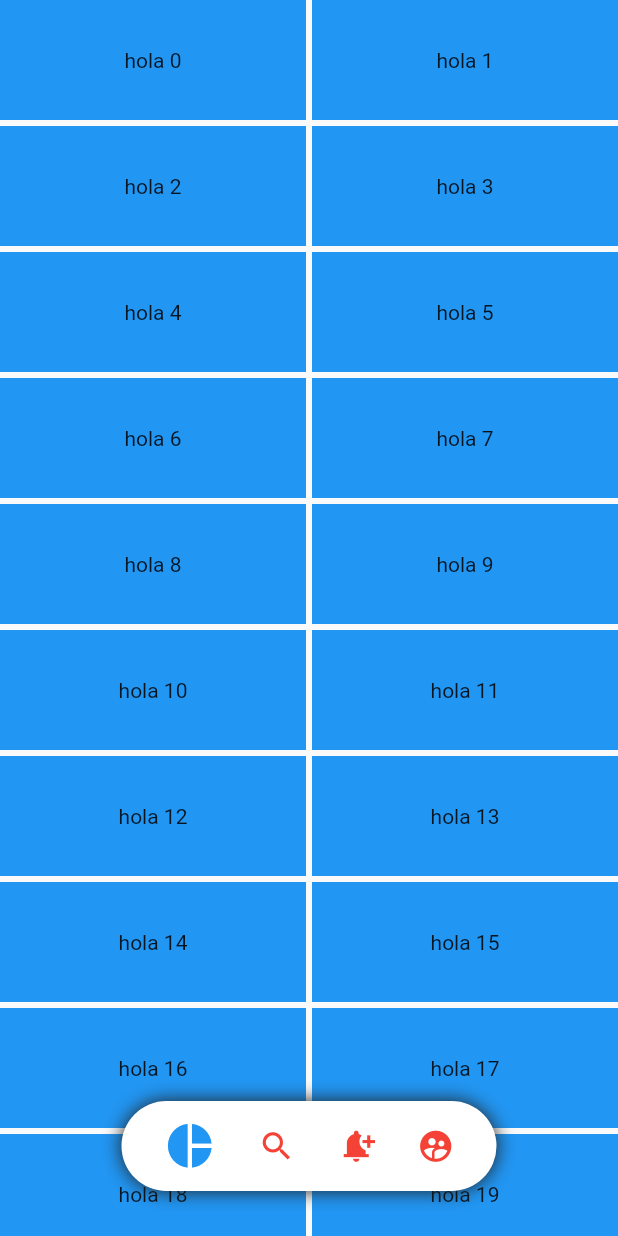
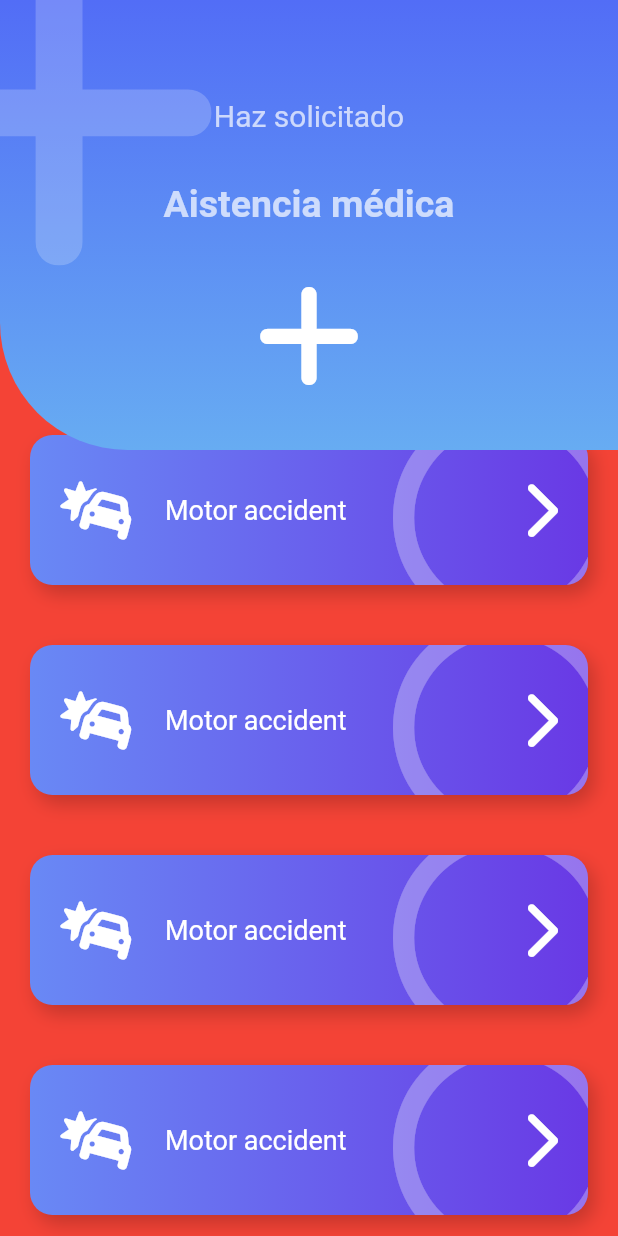
Before and after one commit to juanncode/animation_app, a Flutter app: the screen it shows after launch, on a phone screen of 412 x 824 dp. Run offline on Flutter 3.47's test engine with Material 2 defaults, Android fonts, the phone set to English and light mode, and no system bars; our stand-ins replace flutter_svg, font_awesome_flutter.

Commit message:
Create asistence medic layout

```diff
--- a/lib/main.dart
+++ b/lib/main.dart
@@ -1,5 +1,6 @@
 import 'package:animation_app/src/pages/animations_page.dart';
 import 'package:animation_app/src/labs/circular_progress_page.dart';
+import 'package:animation_app/src/pages/emergency/emergency_page.dart';
 import 'package:animation_app/src/pages/graficas_circulares_page.dart';
 import 'package:animation_app/src/pages/headers_page.dart';
 import 'package:animation_app/src/pages/pinterest_page.dart';
@@ -14,7 +15,7 @@ class MyApp extends StatelessWidget {
     return const MaterialApp(
       debugShowCheckedModeBanner: false,
       title: 'Material App',
-      home: PinterestPage()
+      home: EmergencyPage()
     );
   }
 }
--- /dev/null
+++ b/lib/src/pages/emergency/boton_gordo.dart
@@ -0,0 +1,103 @@
+import 'package:flutter/material.dart';
+import 'package:font_awesome_flutter/font_awesome_flutter.dart';
+
+class BotonGordo extends StatelessWidget {
+  final IconData icon;
+  final String texto;
+  final Color color1;
+  final Color color2;
+  final VoidCallback onPress;
+
+  const BotonGordo(
+      {super.key,
+      this.icon = FontAwesomeIcons.circle,
+      required this.texto,
+      this.color1 = Colors.grey,
+      this.color2 = Colors.blueGrey,
+      required this.onPress});
+
+  @override
+  Widget build(BuildContext context) {
+    return GestureDetector(
+      onTap: onPress,
+      child: Stack(children: [
+        _BotonGordoBackground(icon, color1, color2),
+        Row(
+          mainAxisAlignment: MainAxisAlignment.center,
+          children: [
+            SizedBox(
+              height: 140,
+              width: 40,
+            ),
+            FaIcon(
+              FontAwesomeIcons.carBurst,
+              color: Colors.white,
+              size: 40,
+            ),
+            SizedBox(width: 20),
+            Expanded(
+              child: Text(
+                "Motor accident",
+                style: TextStyle(color: Colors.white, fontSize: 18),
+              ),
+            ),
+            FaIcon(
+              FontAwesomeIcons.chevronRight,
+              color: Colors.white,
+              size: 40,
+            ),
+            SizedBox(width: 40),
+          ],
+        )
+      ]),
+    );
+  }
+}
+
+class _BotonGordoBackground extends StatelessWidget {
+  final IconData icon;
+  final Color color1;
+  final Color color2;
+  const _BotonGordoBackground(this.icon, this.color1, this.color2);
+
+  @override
+  Widget build(BuildContext context) {
+    return Container(
+      width: double.infinity,
+      height: 100,
+      margin: const EdgeInsets.all(20),
+      decoration: BoxDecoration(
+        color: Colors.blue,
+        boxShadow: [
+          BoxShadow(
+            color: Colors.black.withOpacity(0.2),
+            offset: Offset(4, 6),
+            blurRadius: 10,
+          )
+        ],
+        borderRadius: BorderRadius.circular(15),
+        gradient: LinearGradient(
+          colors: [
+            color1,
+            color2,
+          ],
+        ),
+      ),
+      child: ClipRRect(
+        borderRadius: BorderRadius.circular(15),
+        child: Stack(
+          children: [
+            Positioned(
+                right: -20,
+                top: -20,
+                child: FaIcon(
+                  this.icon,
+                  size: 150,
+                  color: Colors.white.withOpacity(0.3),
+                ))
+          ],
+        ),
+      ),
+    );
+  }
+}
--- /dev/null
+++ b/lib/src/pages/emergency/emergency_page.dart
@@ -0,0 +1,107 @@
+
+import 'package:animation_app/src/pages/emergency/boton_gordo.dart';
+import 'package:animation_app/src/pages/emergency/icon_header.dart';
+import 'package:flutter/material.dart';
+import 'package:font_awesome_flutter/font_awesome_flutter.dart';
+
+class EmergencyPage extends StatelessWidget {
+  const EmergencyPage({Key? key}) : super(key: key);
+
+  @override
+  Widget build(BuildContext context) {
+    return Scaffold(
+      backgroundColor: Colors.red,
+      body: Stack(
+        children: [
+          ListView(
+            physics: const BouncingScrollPhysics(),
+              children: [
+                SizedBox(height: 270),
+                BotonGordoTmp(),
+                BotonGordoTmp(),
+                BotonGordoTmp(),
+                BotonGordoTmp(),
+                BotonGordoTmp(),
+                BotonGordoTmp(),
+                BotonGordoTmp(),
+                BotonGordoTmp(),
+                BotonGordoTmp(),
+                BotonGordoTmp(),
+                BotonGordoTmp(),
+              ],
+            ),
+          const PageHeader(),
+
+        ],
+      ),
+    );
+  }
+}
+
+class BotonGordoTmp extends StatefulWidget {
+  const BotonGordoTmp({
+    super.key,
+  });
+
+  @override
+  State<BotonGordoTmp> createState() => _BotonGordoTmpState();
+}
+
+class _BotonGordoTmpState extends State<BotonGordoTmp>  with SingleTickerProviderStateMixin{
+
+  late AnimationController controller;
+  late Animation<double> move;
+
+  @override
+  void initState() {
+    controller = AnimationController(vsync: this, duration: const Duration(milliseconds: 250));
+    move = Tween(begin: -50.0, end: 50.0).animate(controller);
+    super.initState();
+  }
+
+  @override
+  void dispose() {
+    controller.dispose();
+    super.dispose();
+  }
+
+  @override
+  Widget build(BuildContext context) {
+    controller.forward();
+    return AnimatedBuilder(
+      animation: controller,
+      child: BotonGordo(
+        onPress: () {
+          print("click");
+        },
+        texto: "Motor accident2",
+        color1: const Color(0xff6989f5),
+        color2: const Color(0xff6939e5),
+      ),
+      builder: (context, child) {
+        return Transform.translate(
+          offset: Offset((move.value) - 50 , 0),
+          child: child,
+        );
+      },
+
+    );
+  }
+}
+
+class PageHeader extends StatelessWidget {
+  const PageHeader({
+    super.key,
+  });
+
+  @override
+  Widget build(BuildContext context) {
+    return const IconHeader(
+      titulo: 'Haz solicitado',
+      subtitle: "Aistencia médica",
+      iconData: FontAwesomeIcons.plus,
+      color1: Color(0xff526df6),
+      color2: Color(0xff67acf2),
+    );
+  }
+}
--- /dev/null
+++ b/lib/src/pages/emergency/icon_header.dart
@@ -0,0 +1,82 @@
+import 'package:flutter/material.dart';
+import 'package:font_awesome_flutter/font_awesome_flutter.dart';
+
+class IconHeader extends StatelessWidget {
+
+  final IconData iconData;
+  final String titulo;
+  final String subtitle;
+  final Color color1;
+  final Color color2;
+
+  const IconHeader({super.key, required this.iconData, required this.titulo, required this.subtitle, this.color1 = Colors.blueAccent, this.color2 = Colors.blueGrey});
+
+  @override
+  Widget build(BuildContext context) {
+    final size = MediaQuery.of(context).size;
+    final colorWhite = Colors.white.withOpacity(0.7);
+    return Stack(
+      children: [
+        _IconHeaderBackground(color1: color1, color2: color2),
+        Positioned(
+          top: -50,
+          left: -70,
+          child: FaIcon(
+            iconData,
+            size: 250,
+            color: Colors.white.withOpacity(0.2),
+          ),
+        ),
+        Column(
+          children: [
+            SizedBox(height: size.height * 0.08, width: size.width),
+            Text(
+              titulo,
+              style: TextStyle(
+                fontSize: 20,
+                color: colorWhite,
+              ),
+            ),
+            SizedBox(height: size.height * 0.04),
+            Text(
+              subtitle,
+              style: TextStyle(
+                  fontSize: 25, color: colorWhite, fontWeight: FontWeight.bold),
+            ),
+            SizedBox(height: size.height * 0.04),
+            FaIcon(
+              iconData,
+              size: 80,
+              color: Colors.white,
+            )
+          ],
+        )
+      ],
+    );
+  }
+}
+
+class _IconHeaderBackground extends StatelessWidget {
+    final Color color1;
+    final Color color2;
+  const _IconHeaderBackground({ required this.color1, required this.color2});
+
+  @override
+  Widget build(BuildContext context) {
+    return Container(
+      width: double.infinity,
+      height: 300,
+      decoration: BoxDecoration(
+          color: Colors.blue,
+          borderRadius: const BorderRadius.only(bottomLeft: Radius.circular(85)),
+          gradient: LinearGradient(
+            begin: Alignment.topCenter,
+            end: Alignment.bottomCenter,
+            colors: [
+              color1,
+              color2,
+            ],
+          )),
+    );
+  }
+}
--- a/pubspec.yaml
+++ b/pubspec.yaml
@@ -32,9 +32,10 @@ dependencies:
   cupertino_icons: ^1.0.2
   flutter:
     sdk: flutter
+  flutter_staggered_grid_view: ^0.6.2
   flutter_svg: ^1.1.6
+  font_awesome_flutter: ^10.3.0
   provider: ^6.0.4
-  flutter_staggered_grid_view: ^0.6.2
 
 dev_dependencies:
   flutter_lints: ^2.0.0
```
Also changed, not shown: pubspec.lock.
